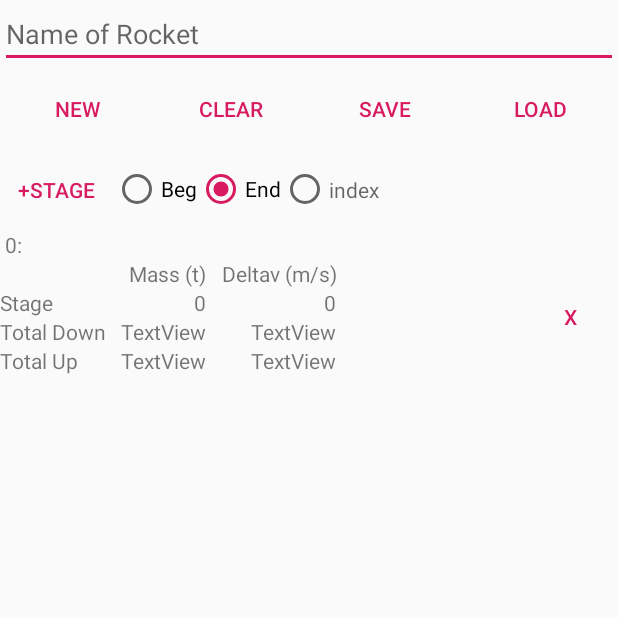
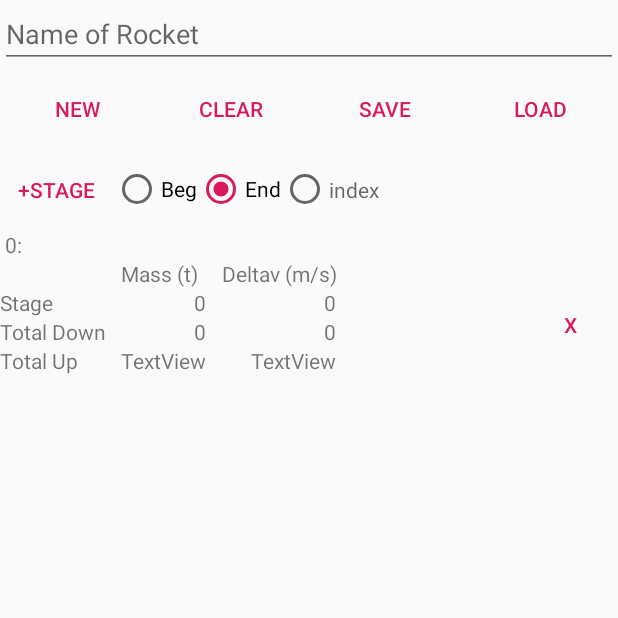
Before and after one commit to evandisoft/MultistageDeltavCalculator, an Android app: the screen it shows after launch (MainActivity), after a tap on "NEW", on a phone screen of 412 x 824 dp, the top half of it. Run offline under Robolectric (Android 15) with nearby library versions, the phone set to English and light mode, and no system bars.

Commit message:
Rocket Stage Group work 1

```diff
--- a/app/src/main/java/com/evandisoft/multistagedeltav/app/EditStage.java
+++ b/app/src/main/java/com/evandisoft/multistagedeltav/app/EditStage.java
@@ -1,9 +1,11 @@
 package com.evandisoft.multistagedeltav.app;
 
+import android.content.Context;
 import android.content.Intent;
 import android.support.v7.app.AppCompatActivity;
 import android.os.Bundle;
 import android.view.View;
+import android.view.inputmethod.InputMethodManager;
 import android.widget.AutoCompleteTextView;
 import android.widget.EditText;
 import android.widget.TextView;
@@ -31,6 +33,8 @@ public class EditStage extends AppCompatActivity {
     protected void onCreate(Bundle savedInstanceState) {
         super.onCreate(savedInstanceState);
         setContentView(R.layout.activity_edit_stage);
+
+
         app=App.getInstance();
 
         thisIntent=getIntent();
@@ -55,6 +59,10 @@ public class EditStage extends AppCompatActivity {
         deltavView=findViewById(R.id.deltaVTextView);
 
         update();
+
+        InputMethodManager imm = (InputMethodManager)
+                getSystemService(Context.INPUT_METHOD_SERVICE);
+        imm.showSoftInput(fullMassEdit, InputMethodManager.SHOW_IMPLICIT);
     }
 
     private void update(){
@@ -70,7 +78,8 @@ public class EditStage extends AppCompatActivity {
         this.rocket.calculateRocketCharacteristics();
         //MainActivity.mainActivity.rocketStagesRecyclerAdapter.notifyDataSetChanged();
         //MainActivity.mainActivity.loadAppFiles();
-        update();
+        // update();
+        this.finish();
     }
 
     public void updateOnClick(View view) {
--- a/app/src/main/java/com/evandisoft/multistagedeltav/app/MainActivity.java
+++ b/app/src/main/java/com/evandisoft/multistagedeltav/app/MainActivity.java
@@ -7,6 +7,7 @@ import android.support.v7.widget.RecyclerView;
 import android.view.MotionEvent;
 import android.view.View;
 import android.view.Window;
+import android.view.inputmethod.InputMethodManager;
 import android.widget.ArrayAdapter;
 import android.widget.AutoCompleteTextView;
 import android.widget.RadioGroup;
@@ -81,6 +82,8 @@ public class MainActivity extends AppCompatActivity {
         }
 
         loadAppFiles();
+
+
     }
 
     public void onUpdateButtonClicked(View view) {
--- a/app/src/main/java/com/evandisoft/multistagedeltav/app/RocketStageViewHolder.java
+++ b/app/src/main/java/com/evandisoft/multistagedeltav/app/RocketStageViewHolder.java
@@ -5,6 +5,7 @@ import android.support.annotation.NonNull;
 import android.support.v7.widget.RecyclerView;
 import android.view.View;
 import android.widget.Button;
+import android.widget.TableLayout;
 import android.widget.TextView;
 
 import com.evandisoft.multistagedeltav.R;
@@ -14,27 +15,37 @@ import java.text.DecimalFormat;
 class RocketStageViewHolder extends RecyclerView.ViewHolder {
     private DecimalFormat decimalFormat = new DecimalFormat();
 
-    private TextView deltaV;
     private TextView mass;
+    private TextView deltav;
+
+    private TextView totalDownDeltav;
+    private TextView totalDownMass;
     private TextView name;
     private TextView stageNumber;
+    private TableLayout tableLayout;
 
     private Button removeStageButton;
 
     public RocketStageViewHolder(@NonNull View itemView) {
         super(itemView);
+        //decimalFormat.
 
-        deltaV=itemView.findViewById(R.id.rocketStageGroupDeltavView);
         mass=itemView.findViewById(R.id.rocketStageGroupMassView);
+        deltav=itemView.findViewById(R.id.rocketStageGroupDeltavView);
+        totalDownDeltav =itemView.findViewById(R.id.rocketStageGroupTotalDownDeltavView);
+        totalDownMass =itemView.findViewById(R.id.rocketStageGroupTotalDownMassView);
         name=itemView.findViewById(R.id.rocketStageGroupStageNameView);
         stageNumber=itemView.findViewById(R.id.rocketStageGroupStageNumber);
         removeStageButton=itemView.findViewById(R.id.rocketStageGroupRemoveButton);
+        tableLayout=itemView.findViewById(R.id.rocketStageGroupTableLayout);
     }
 
     public void set(RocketStagesRecyclerAdapter rsra, final MainActivity mainActivity, Rocket rocket, int i){
         RocketStage rocketStage=rocket.get(i);
-        deltaV.setText(this.decimalFormat.format(rocketStage.getDeltaV()));
-        mass.setText(this.decimalFormat.format(rocketStage.effectiveFullMass()));
+        mass.setText(this.decimalFormat.format(rocketStage.getFullMass()));
+        deltav.setText(this.decimalFormat.format(rocketStage.getDeltaV()));
+        totalDownDeltav.setText(this.decimalFormat.format(rocket.getDeltaVUpThrough(i)));
+        totalDownMass.setText(this.decimalFormat.format(rocketStage.effectiveFullMass()));
         name.setText(String.format(" %s",rocketStage.name));
         stageNumber.setText(String.format(" %d",i));
 
@@ -47,7 +58,7 @@ class RocketStageViewHolder extends RecyclerView.ViewHolder {
                 finalRsra.notifyDataSetChanged();
             }
         });
-        this.itemView.setOnClickListener(new View.OnClickListener(){
+        this.tableLayout.setOnClickListener(new View.OnClickListener(){
 
             @Override
             public void onClick(View v) {
--- a/app/src/main/res/layout/activity_edit_stage.xml
+++ b/app/src/main/res/layout/activity_edit_stage.xml
@@ -4,6 +4,7 @@
     xmlns:tools="http://schemas.android.com/tools"
     android:layout_width="match_parent"
     android:layout_height="match_parent"
+    android:windowSoftInputMode="stateAlwaysVisible"
     tools:context=".app.EditStage">
 
     <LinearLayout
--- a/app/src/main/res/layout/activity_main.xml
+++ b/app/src/main/res/layout/activity_main.xml
@@ -4,20 +4,25 @@
     android:layout_width="match_parent"
     android:layout_height="match_parent"
     tools:context=".app.MainActivity"
-    android:focusable="false"
-    android:focusableInTouchMode="false">
+    android:windowSoftInputMode="adjustResize|stateHidden">
 
     <LinearLayout
         android:layout_width="match_parent"
         android:layout_height="match_parent"
         android:orientation="vertical">
 
+        <LinearLayout
+            android:focusable="true"
+            android:focusableInTouchMode="true"
+            android:layout_width="0px"
+            android:layout_height="0px"/>
+
         <AutoCompleteTextView
             android:id="@+id/rocketNameTextField"
             android:layout_width="match_parent"
             android:layout_height="wrap_content"
+            android:hint="@string/name_of_rocket"
             android:inputType="textNoSuggestions"
-            android:hint="@string/name_of_rocket"
             android:selectAllOnFocus="true" />
 
         <LinearLayout
@@ -102,7 +107,7 @@
                     android:focusable="true"
                     android:focusableInTouchMode="false"
                     android:onClick="clearAddFocus"
-                    android:text="@string/addEndOptionText" />
+                    android:text="@string/addEndOptionText"/>
 
                 <RadioButton
                     android:id="@+id/addIndexRadioButton"
--- a/app/src/main/res/layout/rocket_stage_group_view.xml
+++ b/app/src/main/res/layout/rocket_stage_group_view.xml
@@ -40,10 +40,15 @@
         android:layout_height="match_parent"
         android:orientation="horizontal">
 
+        <HorizontalScrollView
+            android:layout_width="match_parent"
+            android:layout_height="match_parent"
+            android:layout_weight="1">
+
             <TableLayout
-            android:layout_width="match_parent"
-            android:layout_height="wrap_content"
-            android:layout_weight="1">
+                android:id="@+id/rocketStageGroupTableLayout"
+                android:layout_width="wrap_content"
+                android:layout_height="wrap_content">
 
                 <TableRow
                     android:layout_width="match_parent"
@@ -63,7 +68,7 @@
                         android:id="@+id/textView19"
                         android:layout_width="wrap_content"
                         android:layout_height="wrap_content"
-                    android:layout_gravity="end"
+                        android:layout_gravity="start"
                         android:gravity="end"
                         android:text="Mass (t)" />
 
@@ -75,7 +80,7 @@
                         android:id="@+id/textView23"
                         android:layout_width="wrap_content"
                         android:layout_height="wrap_content"
-                    android:layout_gravity="end"
+                        android:layout_gravity="start"
                         android:gravity="end"
                         android:text="Deltav (m/s)" />
 
@@ -114,6 +119,8 @@
                         android:text="TextView" />
 
                 </TableRow>
+
+
 
                 <TableRow
                     android:layout_width="match_parent"
@@ -186,7 +193,26 @@
                         android:text="TextView" />
                 </TableRow>
 
+                <TableRow
+                    android:layout_width="match_parent"
+                    android:layout_height="match_parent">
+
+                    <Space
+                        android:layout_width="wrap_content"
+                        android:layout_height="wrap_content"
+                        android:layout_marginBottom="10sp" />
+
+                    <Space
+                        android:layout_width="wrap_content"
+                        android:layout_height="wrap_content" />
+
+                    <Space
+                        android:layout_width="wrap_content"
+                        android:layout_height="wrap_content" />
+                </TableRow>
+
             </TableLayout>
+        </HorizontalScrollView>
 
         <Button
             android:id="@+id/rocketStageGroupRemoveButton"
@@ -199,10 +225,4 @@
 
     </LinearLayout>
 
-    <Space
-        android:layout_width="wrap_content"
-        android:layout_height="wrap_content"
-        android:layout_marginBottom="10sp"
-        android:layout_weight="1" />
-
 </LinearLayout>
```
Lines whose indentation alone changed are shown as unchanged.
